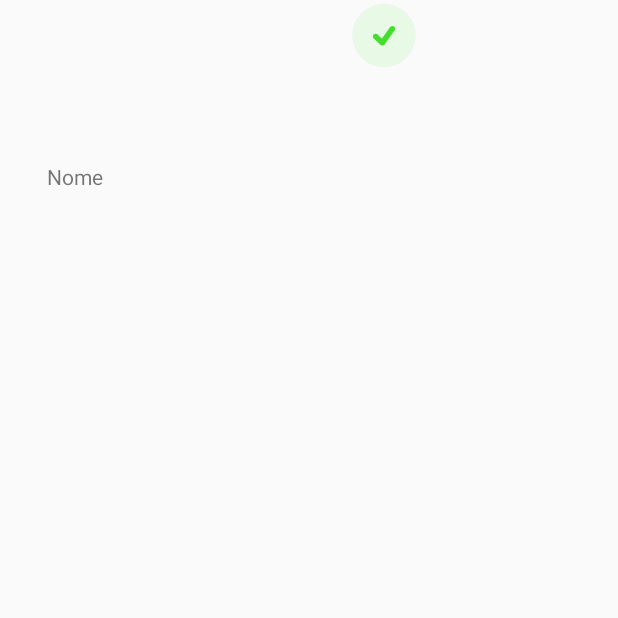
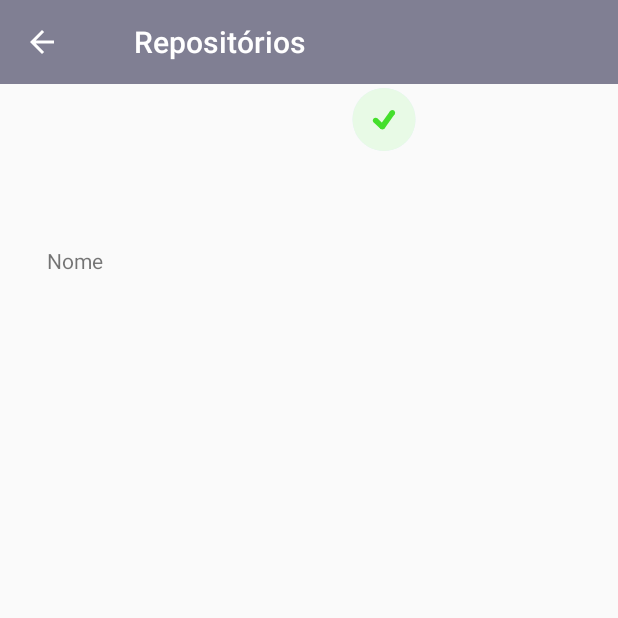
Before and after one commit to gukiub/gitApiApp, an Android app: the RepositoriesFragment screen opened through its navigation route, on a phone screen of 412 x 824 dp, the top half of it. Run offline under Robolectric (Android 15) with nearby library versions, the phone set to English and light mode, and no system bars; our stand-ins replace Picasso; pictures from the network do not load; 2 statements that could not run were skipped.

Commit message:
fixing bugs

```diff
--- a/gitapi/app/src/main/java/com/example/gitapi/service/constants/RepoConstantants.kt
+++ b/gitapi/app/src/main/java/com/example/gitapi/service/constants/RepoConstantants.kt
@@ -3,6 +3,8 @@ package com.example.gitapi.service.constants
 class RepoConstantants private constructor(){
     object SHARED{
         const val MAX_PER_PAGE = 100
+        const val USER = "user"
+        const val TOKEN = "Authorization"
     }
 
     object BUNDLE{
--- a/gitapi/app/src/main/java/com/example/gitapi/service/repository/ReposRepository.kt
+++ b/gitapi/app/src/main/java/com/example/gitapi/service/repository/ReposRepository.kt
@@ -5,40 +5,52 @@ import com.example.gitapi.R
 import com.example.gitapi.service.constants.UserConstants
 import com.example.gitapi.service.listener.ApiListener
 import com.example.gitapi.service.model.RepoModel
-import com.example.gitapi.service.repository.local.RepositoriesDatabase
 import com.example.gitapi.service.repository.local.SecurityPreferences
 import com.example.gitapi.service.repository.remote.RetrofitClient
 import com.example.gitapi.service.repository.remote.UserService
-import com.example.gitapi.view.RepositoriesActivity
 import com.google.gson.Gson
 import retrofit2.Call
 import retrofit2.Callback
 import retrofit2.Response
 
-class ReposRepository(val context: Context): BaseRepository(context){
+class ReposRepository(val context: Context) : BaseRepository(context) {
 
     private val mRemote = RetrofitClient.createService(UserService::class.java)
     private var mSharedPreferences = SecurityPreferences(context)
 
-    fun list(listener: ApiListener<ArrayList<RepoModel>>, page: Int){
+    fun list(user: String, listener: ApiListener<ArrayList<RepoModel>>, page: Int) {
 
-        if (!isConnectionAvaliable(context)){
+        if (!isConnectionAvaliable(context)) {
             listener.onFailure(context.getString(R.string.internet_required))
             return
         }
 
-        val call: Call<ArrayList<RepoModel>> = mRemote.list(mSharedPreferences.get(UserConstants.SHARED.SEARCH_KEY), page)
+        val call: Call<ArrayList<RepoModel>> = mRemote.list(user, page)
         call.enqueue(object : Callback<ArrayList<RepoModel>> {
             override fun onFailure(call: Call<ArrayList<RepoModel>>, t: Throwable) {
                 listener.onFailure(context.getString(R.string.unexpected_error))
             }
 
-            override fun onResponse(call: Call<ArrayList<RepoModel>>, response: Response<ArrayList<RepoModel>>) {
-                if (response.code() != UserConstants.HTTP.SUCCESS) {
-                    val validation = Gson().fromJson(response.errorBody()!!.string(), String::class.java)
-                    listener.onFailure(validation)
-                } else {
-                    response.body()?.let { listener.onSuccess(it)}
+            override fun onResponse(
+                call: Call<ArrayList<RepoModel>>,
+                response: Response<ArrayList<RepoModel>>
+            ) {
+                when {
+                    response.code() == UserConstants.HTTP.SUCCESS -> {
+                        response.body()?.let { listener.onSuccess(it) }
+                    }
+                    response.code() == UserConstants.HTTP.NOTFOUND -> {
+                        val validation = context.getString(R.string.user_not_found)
+                        listener.onFailure(validation)
+                    }
+                    response.code() == UserConstants.HTTP.FORBIDDEN -> {
+                        val validation = context.getString(R.string.forbidden)
+                        listener.onFailure(validation)
+                    }
+                    else -> {
+                        val validation = context.getString(R.string.unexpected_error)
+                        listener.onFailure(validation)
+                    }
                 }
             }
 
--- a/gitapi/app/src/main/java/com/example/gitapi/service/repository/remote/RetrofitClient.kt
+++ b/gitapi/app/src/main/java/com/example/gitapi/service/repository/remote/RetrofitClient.kt
@@ -1,5 +1,6 @@
 package com.example.gitapi.service.repository.remote
 
+import com.example.gitapi.service.constants.RepoConstantants
 import com.example.gitapi.service.constants.UserConstants
 import com.example.gitapi.service.repository.local.SecurityPreferences
 import okhttp3.OkHttpClient
@@ -12,6 +13,7 @@ class RetrofitClient private constructor(){
         private lateinit var retrofit: Retrofit
         private const val baseUrl = "https://api.github.com/"
         private var user = ""
+        private var personalToken = "4487530c142f29639fc13d43395e0186c864ea21"
 
         private fun getRetrofitInstance(): Retrofit {
             val httpClient = OkHttpClient.Builder()
@@ -19,7 +21,8 @@ class RetrofitClient private constructor(){
             httpClient.addInterceptor{ chain ->
                 val request = chain.request()
                     .newBuilder()
-                    .addHeader(UserConstants.SHARED.NAME, user)
+//                    .addHeader(RepoConstantants.SHARED.USER, user)
+//                    .addHeader(RepoConstantants.SHARED.TOKEN, personalToken)
                     .build()
                 chain.proceed(request)
             }
--- a/gitapi/app/src/main/java/com/example/gitapi/view/fragments/MainFragment.kt
+++ b/gitapi/app/src/main/java/com/example/gitapi/view/fragments/MainFragment.kt
@@ -9,19 +9,18 @@ import android.widget.Button
 import android.widget.Toast
 import androidx.fragment.app.activityViewModels
 import androidx.lifecycle.Observer
+import androidx.navigation.findNavController
+import androidx.navigation.fragment.NavHostFragment.findNavController
 import androidx.navigation.fragment.findNavController
 import com.example.gitapi.R
 import com.example.gitapi.viewmodel.MainViewModel
+import kotlinx.android.synthetic.main.content_main.*
 import kotlinx.android.synthetic.main.fragment_main.*
 
 
 class MainFragment : Fragment() {
 
     private val mViewModel: MainViewModel by activityViewModels()
-
-    override fun onCreate(savedInstanceState: Bundle?) {
-        super.onCreate(savedInstanceState)
-    }
 
     override fun onCreateView(
         inflater: LayoutInflater, container: ViewGroup?,
@@ -33,7 +32,6 @@ class MainFragment : Fragment() {
 
     override fun onViewCreated(view: View, savedInstanceState: Bundle?) {
         super.onViewCreated(view, savedInstanceState)
-
         observe()
 
         view.findViewById<Button>(R.id.button_search).setOnClickListener {
@@ -45,7 +43,7 @@ class MainFragment : Fragment() {
     private fun observe() {
         mViewModel.validation.observe(viewLifecycleOwner, Observer {
             if (it.success()) {
-                findNavController().navigate(R.id.action_FirstFragment_to_SecondFragment)
+                findNavController(nav_host_fragment).navigate(R.id.action_FirstFragment_to_SecondFragment)
             } else {
                 Toast.makeText(context, it.failure(), Toast.LENGTH_SHORT).show()
             }
--- a/gitapi/app/src/main/java/com/example/gitapi/view/fragments/RepositoriesFragment.kt
+++ b/gitapi/app/src/main/java/com/example/gitapi/view/fragments/RepositoriesFragment.kt
@@ -5,8 +5,16 @@ import android.os.Bundle
 import android.view.LayoutInflater
 import android.view.View
 import android.view.ViewGroup
+import android.widget.Button
+import android.widget.ImageView
+import android.widget.Toolbar
+import androidx.annotation.ColorInt
+import androidx.appcompat.app.AppCompatActivity
+import androidx.core.view.KeyEventDispatcher
 import androidx.fragment.app.Fragment
+import androidx.fragment.app.FragmentManager
 import androidx.fragment.app.activityViewModels
+import androidx.fragment.app.replace
 import androidx.lifecycle.Observer
 import androidx.navigation.fragment.findNavController
 import androidx.recyclerview.widget.LinearLayoutManager
@@ -15,15 +23,12 @@ import com.example.gitapi.R
 import com.example.gitapi.service.constants.RepoConstantants
 import com.example.gitapi.service.listener.ReposListener
 import com.example.gitapi.service.model.RepoInfoModel
+import com.example.gitapi.view.MainActivity
 import com.example.gitapi.view.RepoInfoActivity
 import com.example.gitapi.view.adapter.ReposAdapter
 import com.example.gitapi.viewmodel.MainViewModel
-import com.google.gson.Gson
 import com.squareup.picasso.Picasso
-import kotlinx.android.synthetic.main.activity_repo.*
-
-private const val ARG_PARAM1 = "param1"
-private const val ARG_PARAM2 = "param2"
+import kotlinx.android.synthetic.main.fragment_repositories.*
 
 class RepositoriesFragment : Fragment() {
     private val mViewModel: MainViewModel by activityViewModels()
@@ -31,18 +36,10 @@ class RepositoriesFragment : Fragment() {
     private var mAdapter = ReposAdapter()
     private var page: Int = 1
 
-    private var param1: String? = null
-    private var param2: String? = null
-
-
     override fun onCreate(savedInstanceState: Bundle?) {
         super.onCreate(savedInstanceState)
-        arguments?.let {
-            param1 = it.getString(ARG_PARAM1)
-            param2 = it.getString(ARG_PARAM2)
-        }
+        observe()
 
-        observe()
     }
 
     override fun onViewCreated(view: View, savedInstanceState: Bundle?) {
@@ -52,19 +49,35 @@ class RepositoriesFragment : Fragment() {
         recycler.layoutManager = LinearLayoutManager(context)
         recycler.adapter = mAdapter
 
-        mListener = object : ReposListener{
-            override fun onListClick(id: Int, name: String, desc: String, stars: Int, forks: Int, issues: Int, url: String, date: String) {
+        mListener = object : ReposListener {
+            override fun onListClick(
+                id: Int,
+                name: String,
+                desc: String,
+                stars: Int,
+                forks: Int,
+                issues: Int,
+                url: String,
+                date: String
+            ) {
                 val intent = Intent(context, RepoInfoActivity::class.java)
-//                val bundle = Bundle()
+                val bundle = Bundle()
                 val repo = RepoInfoModel(id, name, desc, stars, forks, issues, url, date)
-//                bundle.putSerializable(RepoConstantants.BUNDLE.OBJECT_REPO, repo)
+                bundle.putSerializable(RepoConstantants.BUNDLE.OBJECT_REPO, repo)
 
-                intent.putExtra(RepoConstantants.BUNDLE.OBJECT_REPO, repo)
-                if(intent.hasExtra(RepoConstantants.BUNDLE.OBJECT_REPO)) {
-                    startActivity(intent)
-                }
+                intent.putExtras(bundle)
+                startActivity(intent)
             }
         }
+//        (activity as AppCompatActivity).setSupportActionBar(toolbar)
+        toolbar.setNavigationIcon(R.drawable.ic_baseline_arrow_back_24)
+        toolbar.title = "Repositórios"
+        toolbar.setTitleTextColor(resources.getColor(R.color.white))
+        toolbar.titleMarginStart = 50
+        toolbar.setNavigationOnClickListener {
+            activity?.finish()
+        }
+
     }
 
     override fun onResume() {
@@ -77,13 +90,13 @@ class RepositoriesFragment : Fragment() {
         inflater: LayoutInflater, container: ViewGroup?,
         savedInstanceState: Bundle?
     ): View? {
+
         return inflater.inflate(R.layout.fragment_repositories, container, false)
     }
 
-
-    private fun observe(){
+    private fun observe() {
         mViewModel.list.observe(this, Observer {
-            if (it.count() > 0){
+            if (it.count() > 0) {
                 mAdapter.updateList(it)
             }
         })
--- a/gitapi/app/src/main/java/com/example/gitapi/viewmodel/MainViewModel.kt
+++ b/gitapi/app/src/main/java/com/example/gitapi/viewmodel/MainViewModel.kt
@@ -31,8 +31,8 @@ class MainViewModel(application: Application) : AndroidViewModel(application) {
     private val mList = MutableLiveData<ArrayList<RepoModel>>()
     var list: LiveData<ArrayList<RepoModel>> = mList
 
-    private val mdesc = MutableLiveData<String>()
-    var desc: LiveData<String> = mdesc
+    private val mDesc = MutableLiveData<String>()
+    var desc: LiveData<String> = mDesc
 
     private val mImage = MutableLiveData<String>()
     var image: LiveData<String> = mImage
@@ -40,35 +40,33 @@ class MainViewModel(application: Application) : AndroidViewModel(application) {
     private val mName = MutableLiveData<String>()
     var name: LiveData<String> = mName
 
+    private var user = ""
 
     fun search(search: String){
         mUserRepository.list(search, object : ApiListener<UserModel>{
             override fun onSuccess(model: UserModel) {
                 mValidation.value = ValidationListener()
 
-                mName.value = model.name?.let { "nothing to show" }
+                mName.value = model.name.let { "nothing to show" }
+
+                mImage.value = model.avatarUrl
+                mName.value = model.name
 
                 RetrofitClient.addHeader(model.login)
-
             }
 
             override fun onFailure(str: String){
                 mValidation.value = ValidationListener(str)
             }
         })
+        this.user = search
     }
-
-
-
 
 
     fun list(page: Int){
         val listener = object : ApiListener<ArrayList<RepoModel>>{
             override fun onSuccess(model: ArrayList<RepoModel>) {
                 mList.value = model
-
-                mImage.value = mSharedPreferences.get(UserConstants.SHARED.IMG_AVATAR)
-                mName.value = mSharedPreferences.get(UserConstants.SHARED.NAME)
             }
 
             override fun onFailure(str: String) {
@@ -76,7 +74,7 @@ class MainViewModel(application: Application) : AndroidViewModel(application) {
                 mValidation.value = ValidationListener(str)
             }
         }
-        mRepository.list(listener, page)
+        mRepository.list(user ,listener, page)
     }
 
 
--- /dev/null
+++ b/gitapi/app/src/main/res/drawable/ic_baseline_arrow_back_24.xml
@@ -0,0 +1,5 @@
+<vector android:height="24dp" android:tint="#FFFFFF"
+    android:viewportHeight="24" android:viewportWidth="24"
+    android:width="24dp" xmlns:android="http://schemas.android.com/apk/res/android">
+    <path android:fillColor="@android:color/white" android:pathData="M20,11H7.83l5.59,-5.59L12,4l-8,8 8,8 1.41,-1.41L7.83,13H20v-2z"/>
+</vector>
--- a/gitapi/app/src/main/res/layout/fragment_repositories.xml
+++ b/gitapi/app/src/main/res/layout/fragment_repositories.xml
@@ -14,8 +14,7 @@
         app:layout_constraintBottom_toBottomOf="parent"
         app:layout_constraintEnd_toEndOf="parent"
         app:layout_constraintStart_toEndOf="@+id/imgPerfil"
-        app:layout_constraintTop_toTopOf="parent"
-        app:layout_constraintVertical_bias="0.0">
+        app:layout_constraintTop_toBottomOf="@+id/toolbar">
 
         <androidx.recyclerview.widget.RecyclerView
             android:id="@+id/repoRecycler"
@@ -23,7 +22,7 @@
             android:layout_height="wrap_content"
             app:layout_constraintEnd_toEndOf="parent"
             app:layout_constraintStart_toEndOf="@+id/imgPerfil"
-            app:layout_constraintTop_toTopOf="parent"/>
+            app:layout_constraintTop_toTopOf="parent" />
 
         <com.airbnb.lottie.LottieAnimationView
             android:id="@+id/animationView"
@@ -41,7 +40,7 @@
         android:layout_width="100dp"
         android:layout_height="100dp"
         app:layout_constraintStart_toStartOf="parent"
-        app:layout_constraintTop_toTopOf="parent" />
+        app:layout_constraintTop_toBottomOf="@+id/toolbar" />
 
     <TextView
         android:id="@+id/txtNome"
@@ -54,4 +53,14 @@
         app:layout_constraintStart_toStartOf="@+id/imgPerfil"
         app:layout_constraintTop_toBottomOf="@+id/imgPerfil" />
 
+    <androidx.appcompat.widget.Toolbar
+        android:id="@+id/toolbar"
+        android:layout_width="match_parent"
+        android:layout_height="wrap_content"
+        android:background="?attr/colorPrimary"
+        android:minHeight="?attr/actionBarSize"
+        android:theme="?attr/actionBarTheme"
+        app:layout_constraintTop_toTopOf="parent"
+        tools:layout_editor_absoluteX="0dp" />
+
 </androidx.constraintlayout.widget.ConstraintLayout>
--- a/gitapi/app/src/main/res/navigation/nav_graph.xml
+++ b/gitapi/app/src/main/res/navigation/nav_graph.xml
@@ -19,15 +19,5 @@
         android:id="@+id/SecondFragment"
         android:name="com.example.gitapi.view.fragments.RepositoriesFragment"
         android:label="@string/second_fragment_label"
-        tools:layout="@layout/fragment_repositories">
-
-        <action
-            android:id="@+id/action_SecondFragment_to_repoInfoActivity"
-            app:destination="@id/ThirdFragment" />
-    </fragment>
-    <fragment
-        android:id="@+id/ThirdFragment"
-        android:name="com.example.gitapi.view.fragments.RepoInfoFragment"
-        android:label="third_fragment_label"
-        tools:layout="@layout/fragment_repo_info" />
+        tools:layout="@layout/fragment_repositories"/>
 </navigation>
```
Also changed, not shown: gitapi/app/src/main/AndroidManifest.xml (+9 -18 lines), gitapi/app/src/main/java/com/example/gitapi/service/repository/remote/UserService.kt (+3 -4 lines), gitapi/app/src/main/java/com/example/gitapi/view/MainActivity.kt (+14 -0 lines), gitapi/app/src/main/java/com/example/gitapi/view/RepoInfoActivity.kt (+18 -38 lines), gitapi/app/src/main/java/com/example/gitapi/view/RepositoriesActivity.kt (deleted, +0 -62 lines), gitapi/app/src/main/java/com/example/gitapi/view/fragments/RepoInfoFragment.kt (deleted, +0 -75 lines), gitapi/app/src/main/res/layout/activity_repo.xml (deleted, +0 -57 lines), gitapi/app/src/main/res/layout/fragment_repo_info.xml (deleted, +0 -151 lines).
